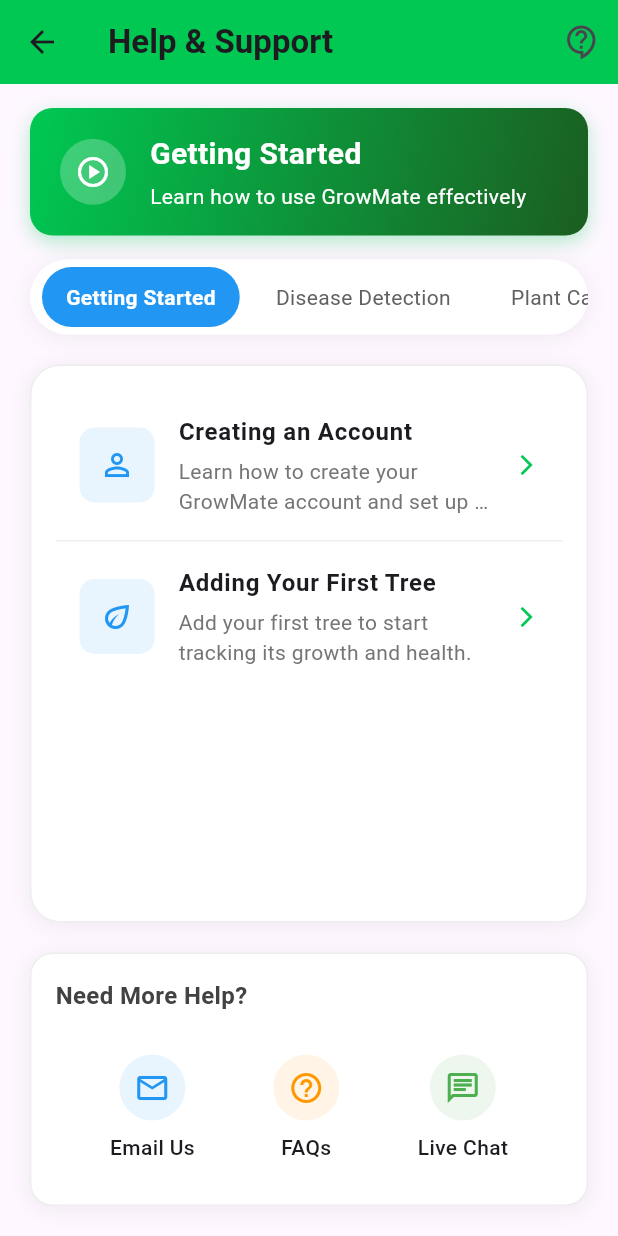
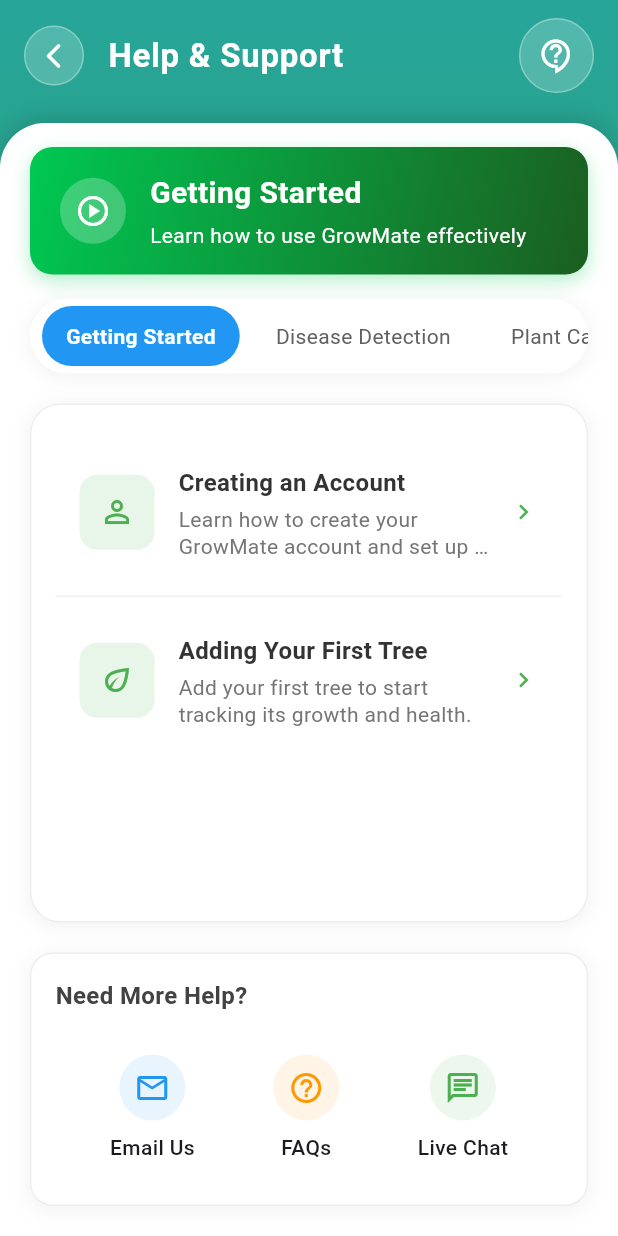
Before and after one commit to Senadheera-eng/Growmate, a Flutter app: the HelpSupportPage screen opened directly, on a phone screen of 412 x 824 dp. Run offline on Flutter 3.47's test engine with Material 3 defaults, Android fonts, the light colour scheme and no system bars; our stand-ins replace cloud_firestore, firebase_auth, firebase_core, firebase_messaging, firebase_storage, flutter_local_notifications and 7 more; missing offline and left inert: tflite_flutter; accounts and stored records are empty.

Commit message:
Made UI improvements

```diff
--- a/lib/help_support_page.dart
+++ b/lib/help_support_page.dart
@@ -181,21 +181,44 @@
   @override
   Widget build(BuildContext context) {
     return Scaffold(
-      appBar: AppBar(
-        title: const Text(
-          'Help & Support',
-          style: TextStyle(fontWeight: FontWeight.bold),
+      extendBody: true,
+      body: Container(
+        // Background gradient like HomePage
+        decoration: BoxDecoration(
+          gradient: LinearGradient(
+            begin: Alignment.topCenter,
+            end: Alignment.bottomCenter,
+            colors: [Colors.teal.shade400, Colors.green.shade700],
           ),
-        backgroundColor: const Color(0xFF00C853),
-        elevation: 0,
-        actions: [
-          IconButton(
-            icon: const Icon(Icons.contact_support_outlined),
-            onPressed: _showContactDialog,
         ),
+        child: SafeArea(
+          bottom: false,
+          child: Column(
+            children: [
+              _buildAppBar(context),
+              Expanded(
+                child: Container(
+                  margin: const EdgeInsets.only(top: 8),
+                  decoration: const BoxDecoration(
+                    color: Colors.white,
+                    borderRadius: BorderRadius.only(
+                      topLeft: Radius.circular(30),
+                      topRight: Radius.circular(30),
+                    ),
+                    boxShadow: [
+                      BoxShadow(
+                        color: Colors.black12,
+                        blurRadius: 10,
+                        offset: Offset(0, -4),
+                      )
                     ],
                   ),
-      body: _showingGuideDetail
+                  child: ClipRRect(
+                    borderRadius: const BorderRadius.only(
+                      topLeft: Radius.circular(30),
+                      topRight: Radius.circular(30),
+                    ),
+                    child: _showingGuideDetail
                         ? _buildGuideDetail()
                         : Column(
                             children: [
@@ -203,6 +226,89 @@
                               _buildSectionTabs(),
                               _buildGuidesList(),
                               _buildSupportOptions(),
+                            ],
+                          ),
+                  ),
+                ),
+              ),
+            ],
+          ),
+        ),
+      ),
+    );
+  }
+
+  Widget _buildAppBar(BuildContext context) {
+    return Padding(
+      padding: const EdgeInsets.symmetric(horizontal: 16, vertical: 12),
+      child: Row(
+        children: [
+          // Back button
+          GestureDetector(
+            onTap: () {
+              Navigator.of(context).pop();
+            },
+            child: Container(
+              height: 40,
+              width: 40,
+              decoration: BoxDecoration(
+                color: Colors.white.withOpacity(0.2),
+                shape: BoxShape.circle,
+                border: Border.all(
+                  color: Colors.white.withOpacity(0.3),
+                  width: 1,
+                ),
+              ),
+              child: const Center(
+                child: Icon(
+                  Icons.arrow_back_ios_rounded,
+                  color: Colors.white,
+                  size: 20,
+                ),
+              ),
+            ),
+          ),
+          const SizedBox(width: 16),
+          // Enhanced Help & Support text with overflow protection
+          Expanded(
+            child: const Text(
+              'Help & Support',
+              style: TextStyle(
+                color: Colors.white,
+                fontSize: 22,
+                fontWeight: FontWeight.bold,
+                letterSpacing: 0.5,
+              ),
+              overflow: TextOverflow.ellipsis,
+              softWrap: false,
+              maxLines: 1,
+            ),
+          ),
+          const SizedBox(width: 8),
+          // Contact support icon button
+          Container(
+            decoration: BoxDecoration(
+              color: Colors.white.withOpacity(0.2),
+              shape: BoxShape.circle,
+              border: Border.all(
+                color: Colors.white.withOpacity(0.3),
+                width: 1,
+              ),
+            ),
+            child: IconButton(
+              constraints: const BoxConstraints(
+                minWidth: 40,
+                minHeight: 40,
+              ),
+              icon: const Icon(
+                Icons.contact_support_outlined,
+                color: Colors.white,
+                size: 24,
+              ),
+              padding: EdgeInsets.zero,
+              onPressed: _showContactDialog,
+            ),
+          ),
         ],
       ),
     );
@@ -362,52 +468,79 @@
           itemBuilder: (context, index) {
             final guide = currentSection.guides[index];
 
-            return ListTile(
-              contentPadding:
-                  const EdgeInsets.symmetric(vertical: 8, horizontal: 16),
-              leading: Container(
-                width: 50,
-                height: 50,
-                decoration: BoxDecoration(
-                  color: currentSection.color.withOpacity(0.1),
-                  borderRadius: BorderRadius.circular(10),
-                ),
-                child: Icon(
-                  _getIconForGuide(guide.title),
-                  color: currentSection.color,
-                  size: 24,
-                ),
-              ),
-              title: Text(
-                guide.title,
-                style: const TextStyle(
-                  fontWeight: FontWeight.bold,
-                  fontSize: 16,
-                ),
-              ),
-              subtitle: Padding(
-                padding: const EdgeInsets.only(top: 4),
-                child: Text(
-                  guide.description,
-                  style: TextStyle(
-                    color: Colors.grey.shade600,
-                    fontSize: 14,
-                  ),
-                  maxLines: 2,
-                  overflow: TextOverflow.ellipsis,
-                ),
-              ),
-              trailing: const Icon(
-                Icons.arrow_forward_ios,
-                size: 16,
-                color: Color(0xFF00C853),
-              ),
+            // This container makes the whole card clickable
+            return Container(
+              margin: const EdgeInsets.symmetric(vertical: 8),
+              child: InkWell(
                 onTap: () {
                   setState(() {
                     _selectedGuideIndex = index;
                     _showingGuideDetail = true;
                   });
                 },
+                borderRadius: BorderRadius.circular(15),
+                child: Padding(
+                  padding:
+                      const EdgeInsets.symmetric(vertical: 16, horizontal: 16),
+                  child: Row(
+                    crossAxisAlignment: CrossAxisAlignment.center,
+                    children: [
+                      // Icon container on the left - made it lighter green like in the screenshot
+                      Container(
+                        width: 50,
+                        height: 50,
+                        decoration: BoxDecoration(
+                          color: Colors.green.shade50,
+                          borderRadius: BorderRadius.circular(12),
+                        ),
+                        child: Center(
+                          child: Icon(
+                            _getIconForGuide(guide.title),
+                            color: Colors.green,
+                            size: 24,
+                          ),
+                        ),
+                      ),
+                      const SizedBox(width: 16),
+                      // Title and description - centered vertically with the icon
+                      Expanded(
+                        child: Column(
+                          crossAxisAlignment: CrossAxisAlignment.start,
+                          mainAxisAlignment: MainAxisAlignment.center,
+                          children: [
+                            Text(
+                              guide.title,
+                              style: const TextStyle(
+                                fontWeight: FontWeight.w600,
+                                fontSize: 16,
+                                color: Color(0xFF333333),
+                              ),
+                            ),
+                            const SizedBox(height: 4),
+                            Text(
+                              guide.description,
+                              maxLines: 2,
+                              overflow: TextOverflow.ellipsis,
+                              style: TextStyle(
+                                fontSize: 14,
+                                color: Colors.grey.shade600,
+                                height: 1.3,
+                              ),
+                            ),
+                          ],
+                        ),
+                      ),
+                      const SizedBox(width: 8),
+                      // Arrow icon
+                      Icon(
+                        Icons.chevron_right,
+                        size: 20,
+                        color: Colors.green,
+                      ),
+                    ],
+                  ),
+                ),
+              ),
             );
           },
         ),
@@ -747,7 +880,7 @@
         return AlertDialog(
           title: const Text('Live Chat'),
           content: const Text(
-            'Live chat support is currently unavailable. Please try again during our operating hours (9AM-5PM EST, Monday-Friday) or send us an email at growmate2002@gmail.com',
+            'Live chat support is currently unavailable. Please try again during our operating hours (9AM-5PM EST, Monday-Friday) or send us an email at growmate2002@gmail.com.',
           ),
           actions: [
             TextButton(
```
Lines whose indentation alone changed are shown as unchanged.
